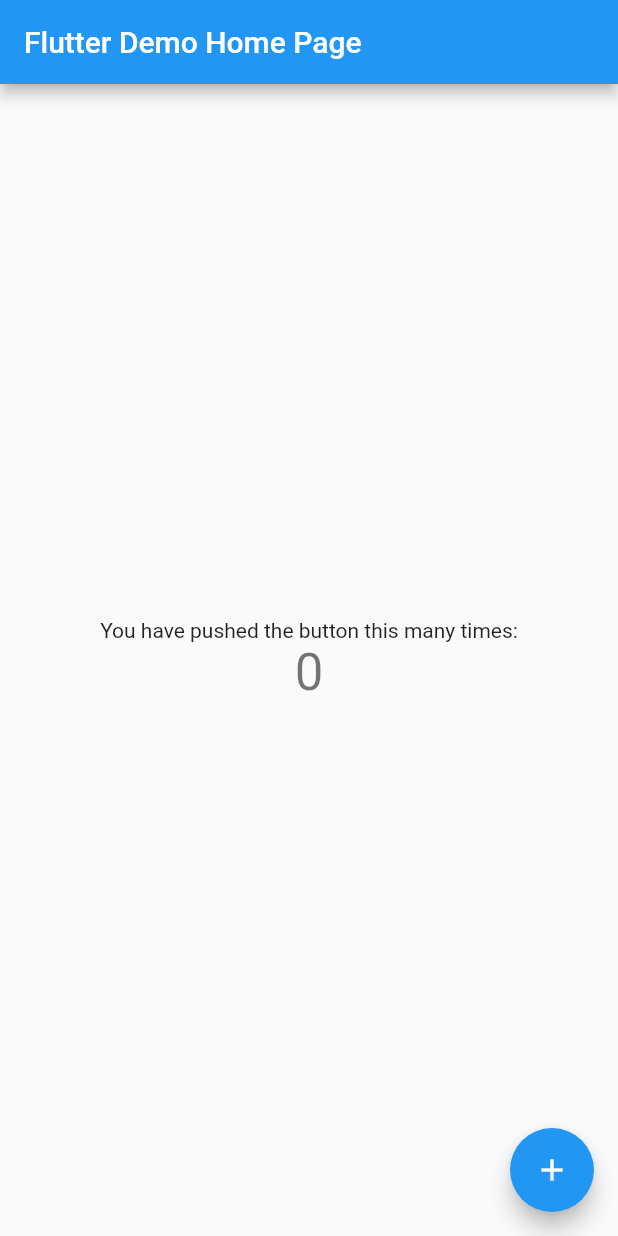
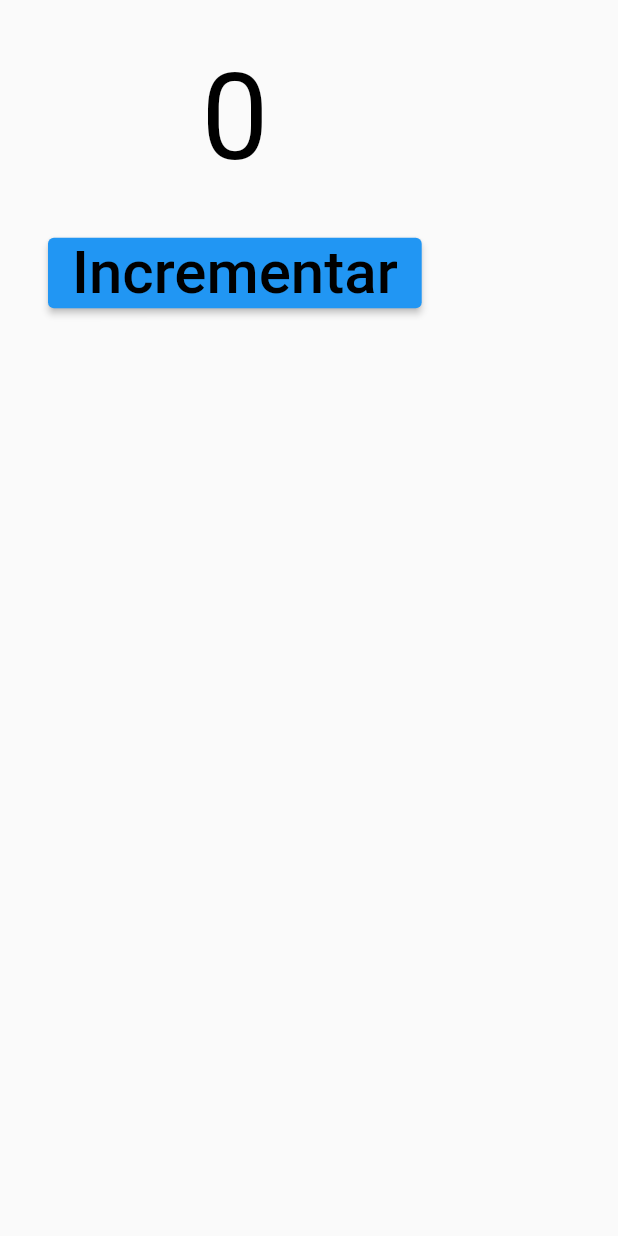
Before and after one commit to AndreyCesarVilacha/mobX-flutter, a Flutter app: the screen it shows after launch, on a phone screen of 412 x 824 dp. Run offline on Flutter 3.47's test engine with Material 2 defaults, Android fonts, the phone set to English and light mode, and no system bars.

Commit message:
Criando o layout basico da Home

```diff
--- /dev/null
+++ b/lib/Home.dart
@@ -0,0 +1,54 @@
+import 'package:flutter/material.dart';
+
+class Home extends StatefulWidget {
+  const Home({Key? key}) : super(key: key);
+
+  @override
+  _HomeState createState() => _HomeState();
+}
+
+class _HomeState extends State<Home> {
+  int _contador = 0;
+
+  void _incrementar() {
+    setState(() {
+      _contador++;
+    });
+  }
+
+  @override
+  Widget build(BuildContext context) {
+    return Scaffold(
+      body: Container(
+        padding: EdgeInsets.all(16),
+        child: Column(
+          children: [
+            Padding(
+              padding: EdgeInsets.all(16),
+              child: Text(
+                "${_contador}",
+                style: TextStyle(
+                  color: Colors.black,
+                  fontSize: 80,
+                ),
+              ),
+            ),
+            Padding(
+              padding: EdgeInsets.all(16),
+              child: ElevatedButton(
+                onPressed: _incrementar,
+                child: Text(
+                  "Incrementar",
+                  style: TextStyle(
+                    color: Colors.black,
+                    fontSize: 40,
+                  ),
+                ),
+              ),
+            )
+          ],
+        ),
+      ),
+    );
+  }
+}
--- a/lib/main.dart
+++ b/lib/main.dart
@@ -1,113 +1,9 @@
 import 'package:flutter/material.dart';
+import 'package:mobx_aula/Home.dart';
 
 void main() {
-  runApp(MyApp());
+  runApp(MaterialApp(
+    debugShowCheckedModeBanner: false,
+    home: Home(),
+  ));
 }
-
-class MyApp extends StatelessWidget {
-  // This widget is the root of your application.
-  @override
-  Widget build(BuildContext context) {
-    return MaterialApp(
-      title: 'Flutter Demo',
-      theme: ThemeData(
-        // This is the theme of your application.
-        //
-        // Try running your application with "flutter run". You'll see the
-        // application has a blue toolbar. Then, without quitting the app, try
-        // changing the primarySwatch below to Colors.green and then invoke
-        // "hot reload" (press "r" in the console where you ran "flutter run",
-        // or simply save your changes to "hot reload" in a Flutter IDE).
-        // Notice that the counter didn't reset back to zero; the application
-        // is not restarted.
-        primarySwatch: Colors.blue,
-      ),
-      home: MyHomePage(title: 'Flutter Demo Home Page'),
-    );
-  }
-}
-
-class MyHomePage extends StatefulWidget {
-  MyHomePage({Key? key, required this.title}) : super(key: key);
-
-  // This widget is the home page of your application. It is stateful, meaning
-  // that it has a State object (defined below) that contains fields that affect
-  // how it looks.
-
-  // This class is the configuration for the state. It holds the values (in this
-  // case the title) provided by the parent (in this case the App widget) and
-  // used by the build method of the State. Fields in a Widget subclass are
-  // always marked "final".
-
-  final String title;
-
-  @override
-  _MyHomePageState createState() => _MyHomePageState();
-}
-
-class _MyHomePageState extends State<MyHomePage> {
-  int _counter = 0;
-
-  void _incrementCounter() {
-    setState(() {
-      // This call to setState tells the Flutter framework that something has
-      // changed in this State, which causes it to rerun the build method below
-      // so that the display can reflect the updated values. If we changed
-      // _counter without calling setState(), then the build method would not be
-      // called again, and so nothing would appear to happen.
-      _counter++;
-    });
-  }
-
-  @override
-  Widget build(BuildContext context) {
-    // This method is rerun every time setState is called, for instance as done
-    // by the _incrementCounter method above.
-    //
-    // The Flutter framework has been optimized to make rerunning build methods
-    // fast, so that you can just rebuild anything that needs updating rather
-    // than having to individually change instances of widgets.
-    return Scaffold(
-      appBar: AppBar(
-        // Here we take the value from the MyHomePage object that was created by
-        // the App.build method, and use it to set our appbar title.
-        title: Text(widget.title),
-      ),
-      body: Center(
-        // Center is a layout widget. It takes a single child and positions it
-        // in the middle of the parent.
-        child: Column(
-          // Column is also a layout widget. It takes a list of children and
-          // arranges them vertically. By default, it sizes itself to fit its
-          // children horizontally, and tries to be as tall as its parent.
-          //
-          // Invoke "debug painting" (press "p" in the console, choose the
-          // "Toggle Debug Paint" action from the Flutter Inspector in Android
-          // Studio, or the "Toggle Debug Paint" command in Visual Studio Code)
-          // to see the wireframe for each widget.
-          //
-          // Column has various properties to control how it sizes itself and
-          // how it positions its children. Here we use mainAxisAlignment to
-          // center the children vertically; the main axis here is the vertical
-          // axis because Columns are vertical (the cross axis would be
-          // horizontal).
-          mainAxisAlignment: MainAxisAlignment.center,
-          children: <Widget>[
-            Text(
-              'You have pushed the button this many times:',
-            ),
-            Text(
-              '$_counter',
-              style: Theme.of(context).textTheme.headline4,
-            ),
-          ],
-        ),
-      ),
-      floatingActionButton: FloatingActionButton(
-        onPressed: _incrementCounter,
-        tooltip: 'Increment',
-        child: Icon(Icons.add),
-      ), // This trailing comma makes auto-formatting nicer for build methods.
-    );
-  }
-}
```
